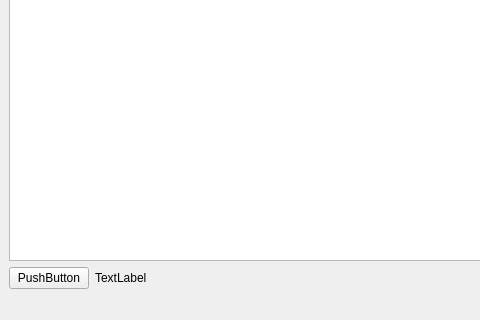
Above: main_window.ui from cronblocks/eserial-qt before the change; both pictures show x 0 to 480 and y 326 to 646 of the 800 by 646 pixel window. Below: the same form after it.
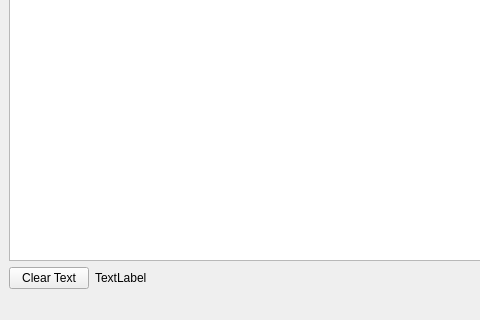
That is the form after the change.

Commit message: Receive control layout done

The edit to the form file:
```diff
--- a/main_window.ui
+++ b/main_window.ui
@@ -157,7 +157,7 @@
       <item>
        <widget class="QPushButton" name="pushButton_4">
         <property name="text">
-         <string>PushButton</string>
+         <string>Clear Text</string>
         </property>
        </widget>
       </item>
```
Left out of the diff: 6 changed lines with no effect on the pictures.
